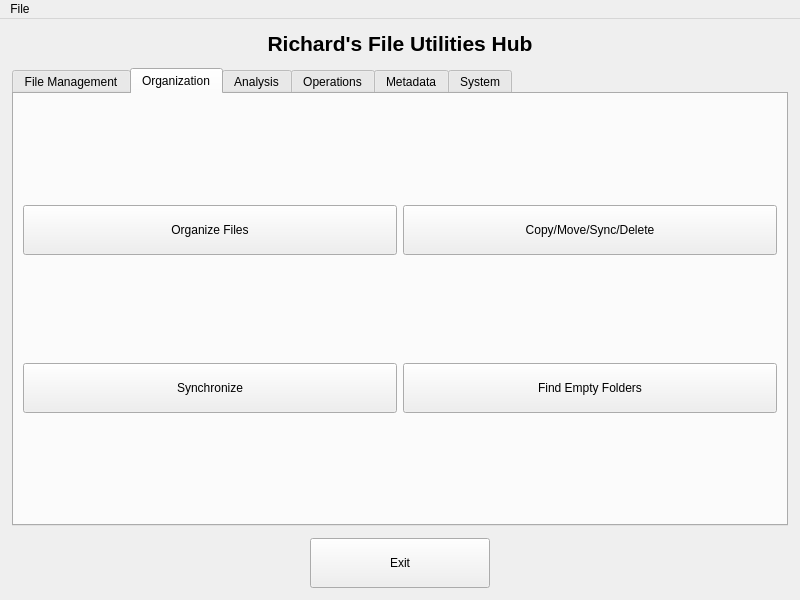
Qt form resources/ui/rfuhub.ui (richardnoragon/1_2) before a commit.
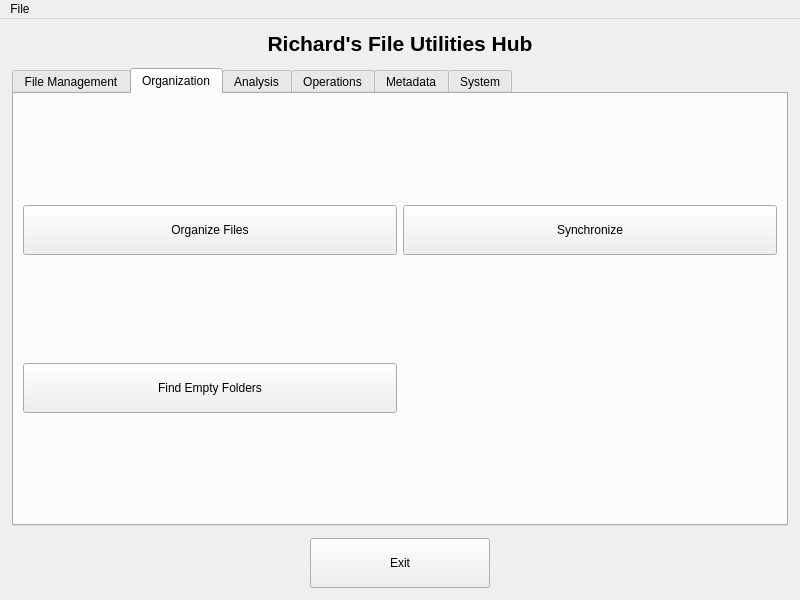
The same form after that commit. The open tabs and pages were chosen to show the change.

```diff
--- a/resources/ui/rfuhub.ui
+++ b/resources/ui/rfuhub.ui
@@ -113,20 +113,7 @@
           </property>
          </widget>
         </item>
-        <item row="0" column="1">
-         <widget class="QPushButton" name="cmsdButton">
-          <property name="minimumSize">
-           <size>
-            <width>180</width>
-            <height>50</height>
-           </size>
-          </property>
-          <property name="text">
-           <string>Copy/Move/Sync/Delete</string>
-          </property>
-         </widget>
-        </item>
-        <item row="1" column="0">
+    <item row="0" column="1">
          <widget class="QPushButton" name="syncButton">
           <property name="minimumSize">
            <size>
@@ -139,7 +126,7 @@
           </property>
          </widget>
         </item>
-        <item row="1" column="1">
+                <item row="1" column="0">
          <widget class="QPushButton" name="emptyFoldersButton">
           <property name="minimumSize">
            <size>
```
